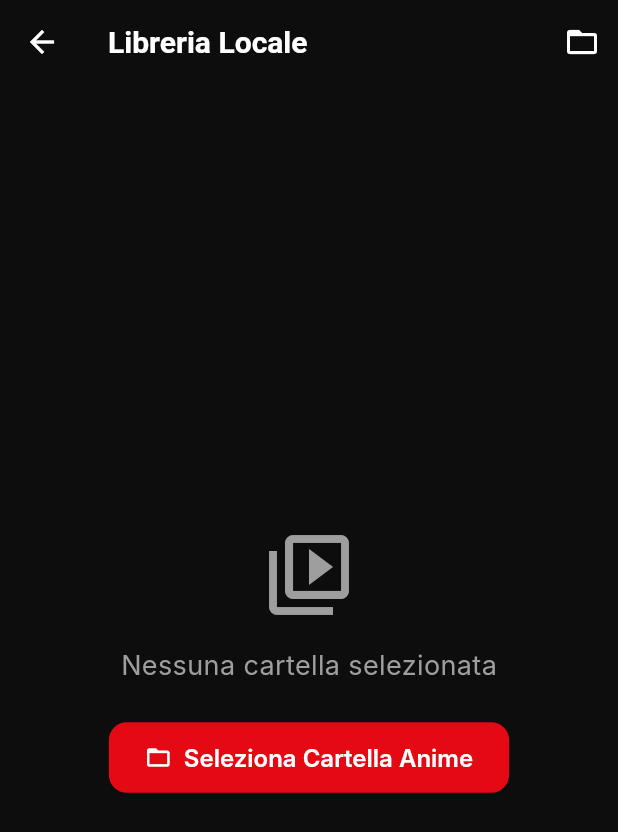
After one commit to Bl4ckJackz/SynapseAnime, a Flutter app: the LocalLibraryScreen screen opened directly, after a tap on "Seleziona Cartella Anime", on a phone screen of 412 x 824 dp. The commit adds this screen. Shown: the top 832 px of the screen. Run offline on Flutter 3.47's test engine with Material 3 defaults, Android fonts, the phone set to English and light mode, and no system bars; our stand-ins replace cached_network_image, carousel_slider, chewie, dio, equatable, file_picker and 12 more; missing offline and left inert: cristalyse; accounts and stored records are empty; network calls fail; Roboto replaces fonts that are missing (Inter).

Commit message:
feat: Local Library & Anime Diversity (Phase 2 & 3) + Complete Funding Config

```diff
--- a/mobile/lib/data/repositories/anime_repository.dart
+++ b/mobile/lib/data/repositories/anime_repository.dart
@@ -506,11 +506,11 @@ class AnimeRepository {
     }
   }
 
-  Future<List<Anime>> getNewReleases({int limit = 20}) async {
+  Future<List<Anime>> getNewReleases({int limit = 20, int page = 1}) async {
     try {
       final response = await _apiClient.get(
         AppConstants.animeNewReleases,
-        queryParameters: {'limit': limit, 'page': 1},
+        queryParameters: {'limit': limit, 'page': page},
       );
 
       final List<dynamic> results = response.data is List
@@ -525,11 +525,11 @@ class AnimeRepository {
     }
   }
 
-  Future<List<Anime>> getTopRated({int limit = 20}) async {
+  Future<List<Anime>> getTopRated({int limit = 20, int page = 1}) async {
     try {
       final response = await _apiClient.get(
         AppConstants.animeTopRated,
-        queryParameters: {'limit': limit, 'page': 1},
+        queryParameters: {'limit': limit, 'page': page},
       );
 
       final List<dynamic> results = response.data is List
@@ -544,19 +544,19 @@ class AnimeRepository {
     }
   }
 
-  Future<List<Anime>> getTrendingAnime({int limit = 20}) async {
-    return getTopRated(limit: limit);
+  Future<List<Anime>> getTrendingAnime({int limit = 20, int page = 1}) async {
+    return getTopRated(limit: limit, page: page);
   }
 
-  Future<List<Anime>> getPopularAnime({int limit = 20}) async {
-    return getTopRated(limit: limit);
+  Future<List<Anime>> getPopularAnime({int limit = 20, int page = 1}) async {
+    return getTopRated(limit: limit, page: page);
   }
 
-  Future<List<Anime>> getUpcomingAnime({int limit = 20}) async {
+  Future<List<Anime>> getUpcomingAnime({int limit = 20, int page = 1}) async {
     try {
       final response = await _apiClient.get(
         AppConstants.animeTopRated,
-        queryParameters: {'filter': 'upcoming', 'page': 1, 'limit': limit},
+        queryParameters: {'filter': 'upcoming', 'page': page, 'limit': limit},
       );
       final List<dynamic> results = response.data is List
           ? response.data as List<dynamic>
@@ -569,11 +569,11 @@ class AnimeRepository {
     }
   }
 
-  Future<List<Anime>> getAiringAnime({int limit = 20}) async {
+  Future<List<Anime>> getAiringAnime({int limit = 20, int page = 1}) async {
     try {
       final response = await _apiClient.get(
         AppConstants.animeTopRated,
-        queryParameters: {'filter': 'airing', 'page': 1, 'limit': limit},
+        queryParameters: {'filter': 'airing', 'page': page, 'limit': limit},
       );
       final List<dynamic> results = response.data is List
           ? response.data as List<dynamic>
@@ -586,13 +586,13 @@ class AnimeRepository {
     }
   }
 
-  Future<List<Anime>> getClassicsAnime({int limit = 20}) async {
+  Future<List<Anime>> getClassicsAnime({int limit = 20, int page = 1}) async {
     try {
       final response = await _apiClient.get(
         AppConstants.animeTopRated,
         queryParameters: {
           'filter': 'favorite',
-          'page': 1,
+          'page': page,
           'limit': limit,
         },
       );
--- /dev/null
+++ b/mobile/lib/presentation/screens/local_library_screen.dart
@@ -0,0 +1,261 @@
+import 'dart:io';
+import 'package:flutter/material.dart';
+import 'package:file_picker/file_picker.dart';
+import 'package:permission_handler/permission_handler.dart';
+import 'package:path/path.dart' as path;
+import '../../domain/entities/anime.dart';
+
+class LocalLibraryScreen extends StatefulWidget {
+  const LocalLibraryScreen({super.key});
+
+  @override
+  State<LocalLibraryScreen> createState() => _LocalLibraryScreenState();
+}
+
+class _LocalLibraryScreenState extends State<LocalLibraryScreen> {
+  List<LocalAnime> _localAnimes = [];
+  bool _isLoading = false;
+  String? _selectedDirectory;
+
+  @override
+  void initState() {
+    super.initState();
+    // Load last selected directory from prefs? (TODO)
+  }
+
+  Future<void> _pickDirectory() async {
+    // Request storage permission on Android
+    if (Platform.isAndroid) {
+      final status = await Permission.storage.request();
+      if (!status.isGranted) {
+        if (mounted) {
+          ScaffoldMessenger.of(context).showSnackBar(
+            const SnackBar(content: Text('Permesso di accesso ai file negato')),
+          );
+        }
+        return;
+      }
+    }
+
+    String? selectedDirectory = await FilePicker.platform.getDirectoryPath();
+
+    if (selectedDirectory != null) {
+      setState(() {
+        _selectedDirectory = selectedDirectory;
+      });
+      _scanDirectory(selectedDirectory);
+    }
+  }
+
+  Future<void> _scanDirectory(String directoryPath) async {
+    setState(() {
+      _isLoading = true;
+      _localAnimes = [];
+    });
+
+    try {
+      final dir = Directory(directoryPath);
+      final List<FileSystemEntity> entities =
+          await dir.list(recursive: true).toList();
+
+      final Map<String, List<LocalEpisode>> groupedEpisodes = {};
+
+      for (var entity in entities) {
+        if (entity is File) {
+          final ext = path.extension(entity.path).toLowerCase();
+          if (['.mp4', '.mkv', '.avi', '.mov'].contains(ext)) {
+            final filename = path.basename(entity.path);
+            final parsed = _parseFilename(filename);
+
+            final animeTitle = parsed.title;
+            final episodeNum = parsed.episode;
+
+            if (!groupedEpisodes.containsKey(animeTitle)) {
+              groupedEpisodes[animeTitle] = [];
+            }
+
+            groupedEpisodes[animeTitle]!.add(LocalEpisode(
+              path: entity.path,
+              filename: filename,
+              number: episodeNum,
+            ));
+          }
+        }
+      }
+
+      final List<LocalAnime> newAnimes = groupedEpisodes.entries.map((entry) {
+        // Find best cover image in the folder?
+        // For now, generate a placeholder or try to find 'cover.jpg' in the same dir
+
+        return LocalAnime(
+          title: entry.key,
+          episodes: entry.value..sort((a, b) => a.number.compareTo(b.number)),
+          path: directoryPath,
+        );
+      }).toList();
+
+      // Sort animes by title
+      newAnimes.sort((a, b) => a.title.compareTo(b.title));
+
+      setState(() {
+        _localAnimes = newAnimes;
+      });
+    } catch (e) {
+      debugPrint('Error scanning directory: $e');
+      if (mounted) {
+        ScaffoldMessenger.of(context).showSnackBar(
+          SnackBar(content: Text('Errore durante la scansione: $e')),
+        );
+      }
+    } finally {
+      if (mounted) {
+        setState(() {
+          _isLoading = false;
+        });
+      }
+    }
+  }
+
+  ({String title, int episode}) _parseFilename(String filename) {
+    // Try standard format: [Group] Title - 01 [1080p].ext
+    // Regex: (?:\[.*?\]\s*)?([^-]+?)\s*-\s*(\d+)
+    final regex =
+        RegExp(r'(?:\[.*?\]\s*)?([^-]+?)\s*-\s*(\d+)', caseSensitive: false);
+    final match = regex.firstMatch(filename);
+
+    if (match != null) {
+      final title = match.group(1)?.trim() ?? 'Unknown';
+      final episode = int.tryParse(match.group(2) ?? '0') ?? 0;
+      return (title: title, episode: episode);
+    }
+
+    // If no match, use parent folder name?
+    // fallback
+    return (title: filename, episode: 0);
+  }
+
+  @override
+  Widget build(BuildContext context) {
+    return Scaffold(
+      appBar: AppBar(
+        title: const Text('Libreria Locale'),
+        actions: [
+          IconButton(
+            icon: const Icon(Icons.folder_open),
+            onPressed: _pickDirectory,
+            tooltip: 'Seleziona Cartella',
+          ),
+        ],
+      ),
+      body: _buildBody(),
+    );
+  }
+
+  Widget _buildBody() {
+    if (_isLoading) {
+      return const Center(child: CircularProgressIndicator());
+    }
+
+    if (_selectedDirectory == null) {
+      return Center(
+        child: Column(
+          mainAxisAlignment: MainAxisAlignment.center,
+          children: [
+            const Icon(Icons.video_library_outlined,
+                size: 64, color: Colors.grey),
+            const SizedBox(height: 16),
+            const Text(
+              'Nessuna cartella selezionata',
+              style: TextStyle(fontSize: 18, color: Colors.grey),
+            ),
+            const SizedBox(height: 24),
+            ElevatedButton.icon(
+              onPressed: _pickDirectory,
+              icon: const Icon(Icons.folder_open),
+              label: const Text('Seleziona Cartella Anime'),
+            ),
+          ],
+        ),
+      );
+    }
+
+    if (_localAnimes.isEmpty) {
+      return Center(
+        child: Column(
+          mainAxisAlignment: MainAxisAlignment.center,
+          children: [
+            const Icon(Icons.search_off, size: 64, color: Colors.grey),
+            const SizedBox(height: 16),
+            Text(
+              'Nessun video trovato in:\n$_selectedDirectory',
+              textAlign: TextAlign.center,
+              style: const TextStyle(fontSize: 16, color: Colors.grey),
+            ),
+          ],
+        ),
+      );
+    }
+
+    return ListView.builder(
+      padding: const EdgeInsets.all(16),
+      itemCount: _localAnimes.length,
+      itemBuilder: (context, index) {
+        final anime = _localAnimes[index];
+        return _buildLocalAnimeTile(anime);
+      },
+    );
+  }
+
+  Widget _buildLocalAnimeTile(LocalAnime anime) {
+    return Card(
+      margin: const EdgeInsets.only(bottom: 16),
+      child: ExpansionTile(
+        title: Text(anime.title,
+            style: const TextStyle(fontWeight: FontWeight.bold)),
+        subtitle: Text('${anime.episodes.length} Episodi'),
+        leading: Container(
+          width: 50,
+          height: 70,
+          color: Colors.grey[800],
+          child: const Icon(Icons.movie, color: Colors.white54),
+        ),
+        children: anime.episodes.map((ep) {
+          return ListTile(
+            leading: const Icon(Icons.play_circle_outline),
+            title: Text(ep.filename),
+            subtitle: Text('Episodio ${ep.number}'),
+            onTap: () {
+              // Play video
+              _playVideo(ep.path);
+            },
+          );
+        }).toList(),
+      ),
+    );
+  }
+
+  void _playVideo(String filePath) {
+    // TODO: Navigate to player with file path
+    // Need to update PlayerScreen to handle local files
+    ScaffoldMessenger.of(context).showSnackBar(
+      SnackBar(content: Text('Playing: $filePath')),
+    );
+  }
+}
+
+class LocalAnime {
+  final String title;
+  final List<LocalEpisode> episodes;
+  final String path;
+
+  LocalAnime({required this.title, required this.episodes, required this.path});
+}
+
+class LocalEpisode {
+  final String path;
+  final String filename;
+  final int number;
+
+  LocalEpisode(
+      {required this.path, required this.filename, required this.number});
+}
--- a/mobile/lib/presentation/screens/main_navigation_screen.dart
+++ b/mobile/lib/presentation/screens/main_navigation_screen.dart
@@ -6,6 +6,7 @@ import '../screens/chat_screen.dart';
 import '../screens/profile_screen.dart';
 import '../screens/watch_history_screen.dart';
 import '../screens/manga_home_screen.dart';
+import 'local_library_screen.dart';
 import '../widgets/animated_bottom_nav_bar.dart';
 
 class MainNavigationScreen extends ConsumerStatefulWidget {
@@ -24,6 +25,7 @@ class _MainNavigationScreenState extends ConsumerState<MainNavigationScreen> {
     const SearchScreen(),
     const MangaHomeScreen(),
     const WatchHistoryScreen(),
+    const LocalLibraryScreen(),
     const ChatScreen(),
     const ProfileScreen(),
   ];
--- a/mobile/lib/presentation/widgets/animated_bottom_nav_bar.dart
+++ b/mobile/lib/presentation/widgets/animated_bottom_nav_bar.dart
@@ -34,6 +34,10 @@ class _AnimatedBottomNavBarState extends State<AnimatedBottomNavBar>
         icon: Icons.history_outlined,
         activeIcon: Icons.history,
         label: 'Cronologia'),
+    NavItem(
+        icon: Icons.video_library_outlined,
+        activeIcon: Icons.video_library,
+        label: 'Libreria'),
     NavItem(
         icon: Icons.smart_toy_outlined,
         activeIcon: Icons.smart_toy,
--- a/mobile/pubspec.yaml
+++ b/mobile/pubspec.yaml
@@ -59,6 +59,9 @@ dependencies:
   liquid_swipe: ^3.0.1
   cristalyse: ^0.9.4
   carousel_slider: ^5.1.1
+  file_picker: ^10.3.10
+  permission_handler: ^12.0.1
+  path: ^1.9.1
 
 dev_dependencies:
   flutter_test:
```
Also changed, not shown: mobile/lib/domain/providers/anime_provider.dart (+10 -2 lines), mobile/lib/presentation/screens/home_screen.dart (+13 -3 lines), 4 other files.
